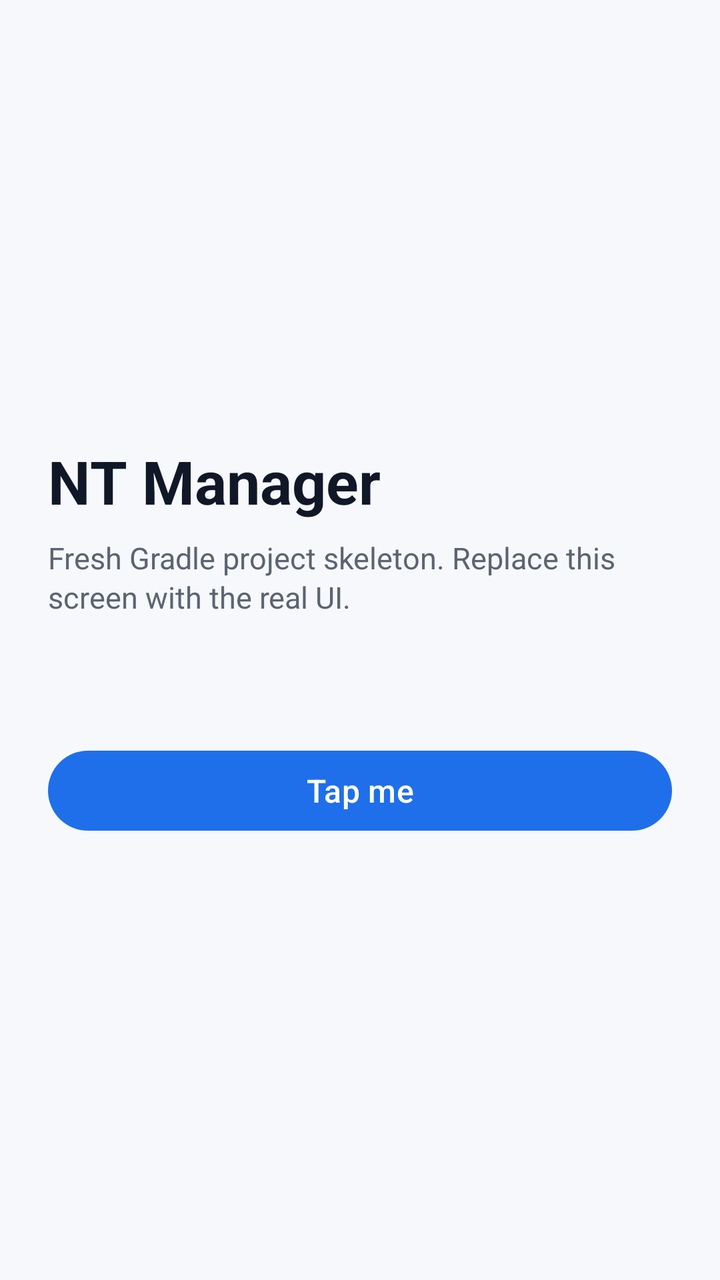
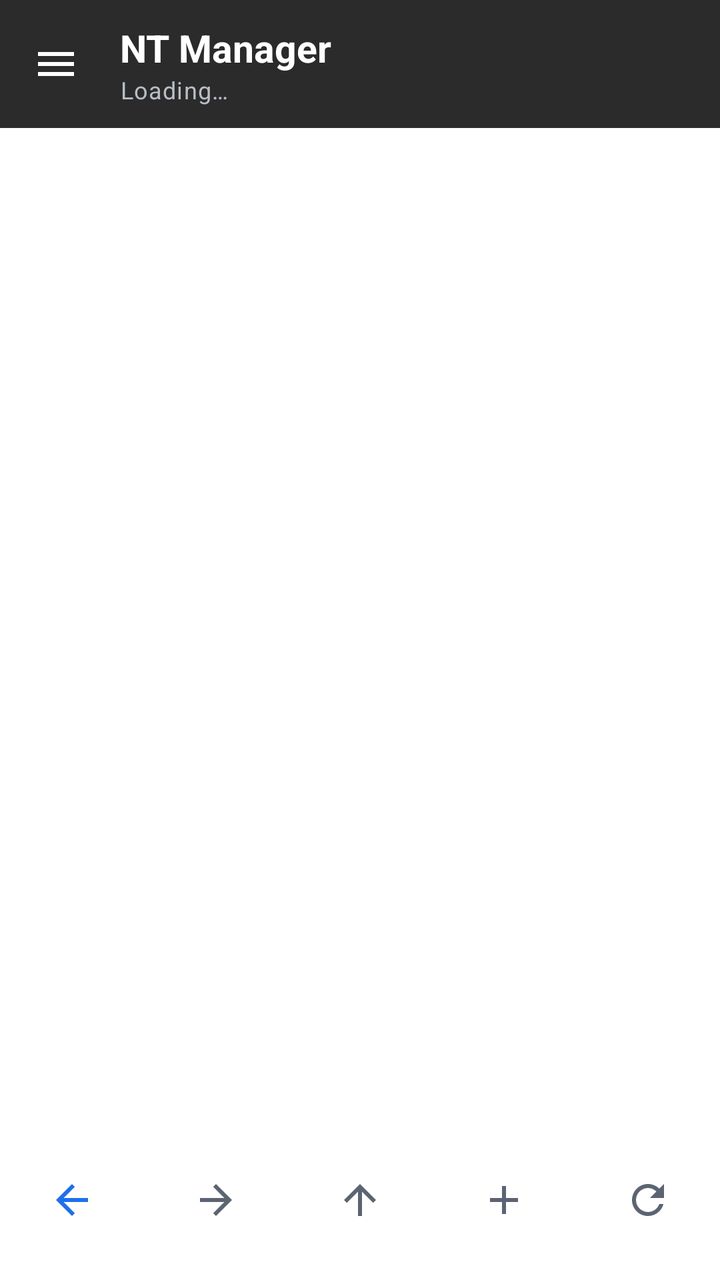

Compare the two renders of this Android layout. The source of the first and the diff that turns it into the second are given below.
<!-- AndroidManifest.xml: activity theme Theme.NTManager -->
<!-- res/layout/activity_main.xml -->
<?xml version="1.0" encoding="utf-8"?>
<ScrollView xmlns:android="http://schemas.android.com/apk/res/android"
    android:id="@+id/root"
    android:layout_width="match_parent"
    android:layout_height="match_parent"
    android:background="@color/screen_background"
    android:fillViewport="true">

    <LinearLayout
        android:layout_width="match_parent"
        android:layout_height="wrap_content"
        android:gravity="center_vertical"
        android:orientation="vertical"
        android:padding="24dp">

        <TextView
            android:id="@+id/text_title"
            android:layout_width="wrap_content"
            android:layout_height="wrap_content"
            android:text="@string/app_name"
            android:textColor="@color/text_primary"
            android:textSize="30sp"
            android:textStyle="bold" />

        <TextView
            android:id="@+id/text_subtitle"
            android:layout_width="match_parent"
            android:layout_height="wrap_content"
            android:layout_marginTop="8dp"
            android:lineSpacingExtra="2dp"
            android:text="@string/welcome_message"
            android:textColor="@color/text_secondary"
            android:textSize="15sp" />

        <TextView
            android:id="@+id/text_counter"
            android:layout_width="match_parent"
            android:layout_height="wrap_content"
            android:layout_marginTop="28dp"
            android:textColor="@color/text_primary"
            android:textSize="17sp"
            android:textStyle="bold" />

        <com.google.android.material.button.MaterialButton
            android:id="@+id/button_action"
            android:layout_width="match_parent"
            android:layout_height="wrap_content"
            android:layout_marginTop="12dp"
            android:text="@string/action_tap"
            android:textAllCaps="false"
            android:textSize="16sp" />

    </LinearLayout>

</ScrollView>
<!-- resources referenced by this layout -->
<resources>
  <color name="screen_background">#F6F8FB</color>
  <color name="text_primary">#101828</color>
  <color name="text_secondary">#5B6472</color>
  <string name="action_tap">Tap me</string>
  <string name="app_name">NT Manager</string>
  <string name="welcome_message">Fresh Gradle project skeleton. Replace this screen with the real UI.</string>
  <style name="Theme.NTManager" parent="Theme.Material3.DayNight.NoActionBar">
          <item name="colorPrimary">@color/brand_primary</item>
          <item name="colorPrimaryContainer">@color/brand_primary_dark</item>
      </style>
  <color name="brand_primary">#1F6FEB</color>
  <color name="brand_primary_dark">#0B4FCB</color>
</resources>

<!-- the commit's change to res/layout/activity_main.xml (unified diff, before → after) -->
@@ -1,55 +1,56 @@
 <?xml version="1.0" encoding="utf-8"?>
-<ScrollView xmlns:android="http://schemas.android.com/apk/res/android"
+<androidx.constraintlayout.widget.ConstraintLayout xmlns:android="http://schemas.android.com/apk/res/android"
+    xmlns:app="http://schemas.android.com/apk/res-auto"
     android:id="@+id/root"
     android:layout_width="match_parent"
     android:layout_height="match_parent"
-    android:background="@color/screen_background"
-    android:fillViewport="true">
+    android:background="@color/screen_background">
 
-    <LinearLayout
-        android:layout_width="match_parent"
+    <com.google.android.material.appbar.AppBarLayout
+        android:id="@+id/app_bar"
+        android:layout_width="0dp"
         android:layout_height="wrap_content"
-        android:gravity="center_vertical"
-        android:orientation="vertical"
-        android:padding="24dp">
+        android:background="@color/app_bar_background"
+        app:elevation="2dp"
+        app:layout_constraintEnd_toEndOf="parent"
+        app:layout_constraintStart_toStartOf="parent"
+        app:layout_constraintTop_toTopOf="parent">
 
-        <TextView
-            android:id="@+id/text_title"
-            android:layout_width="wrap_content"
-            android:layout_height="wrap_content"
-            android:text="@string/app_name"
-            android:textColor="@color/text_primary"
-            android:textSize="30sp"
-            android:textStyle="bold" />
+        <com.google.android.material.appbar.MaterialToolbar
+            android:id="@+id/toolbar"
+            android:layout_width="match_parent"
+            android:layout_height="?attr/actionBarSize"
+            android:background="@color/app_bar_background"
+            app:navigationContentDescription="@string/cd_navigation"
+            app:navigationIcon="@drawable/ic_menu"
+            app:navigationIconTint="@color/app_bar_title"
+            app:subtitle="@string/loading"
+            app:subtitleTextAppearance="@style/TextAppearance.NTManager.ToolbarSubtitle"
+            app:subtitleTextColor="@color/app_bar_subtitle"
+            app:title="@string/app_name"
+            app:titleTextAppearance="@style/TextAppearance.NTManager.ToolbarTitle"
+            app:titleTextColor="@color/app_bar_title" />
+    </com.google.android.material.appbar.AppBarLayout>
 
-        <TextView
-            android:id="@+id/text_subtitle"
-            android:layout_width="match_parent"
-            android:layout_height="wrap_content"
-            android:layout_marginTop="8dp"
-            android:lineSpacingExtra="2dp"
-            android:text="@string/welcome_message"
-            android:textColor="@color/text_secondary"
-            android:textSize="15sp" />
+    <androidx.fragment.app.FragmentContainerView
+        android:id="@+id/panes_container"
+        android:layout_width="0dp"
+        android:layout_height="0dp"
+        app:layout_constraintBottom_toTopOf="@id/bottom_actions"
+        app:layout_constraintEnd_toEndOf="parent"
+        app:layout_constraintStart_toStartOf="parent"
+        app:layout_constraintTop_toBottomOf="@id/app_bar" />
 
-        <TextView
-            android:id="@+id/text_counter"
-            android:layout_width="match_parent"
-            android:layout_height="wrap_content"
-            android:layout_marginTop="28dp"
-            android:textColor="@color/text_primary"
-            android:textSize="17sp"
-            android:textStyle="bold" />
-
-        <com.google.android.material.button.MaterialButton
-            android:id="@+id/button_action"
-            android:layout_width="match_parent"
-            android:layout_height="wrap_content"
-            android:layout_marginTop="12dp"
-            android:text="@string/action_tap"
-            android:textAllCaps="false"
-            android:textSize="16sp" />
-
-    </LinearLayout>
-
-</ScrollView>
+    <com.google.android.material.bottomnavigation.BottomNavigationView
+        android:id="@+id/bottom_actions"
+        android:layout_width="0dp"
+        android:layout_height="wrap_content"
+        android:background="@color/bottom_nav_background"
+        app:elevation="8dp"
+        app:itemIconTint="@color/bottom_nav_tint"
+        app:labelVisibilityMode="unlabeled"
+        app:layout_constraintBottom_toBottomOf="parent"
+        app:layout_constraintEnd_toEndOf="parent"
+        app:layout_constraintStart_toStartOf="parent"
+        app:menu="@menu/menu_bottom_actions" />
+</androidx.constraintlayout.widget.ConstraintLayout>
<!-- resource entries referenced after the edit -->
@@ -1,14 +1,34 @@
 <!-- resources referenced by this layout -->
 <resources>
-  <color name="screen_background">#F6F8FB</color>
-  <color name="text_primary">#101828</color>
-  <color name="text_secondary">#5B6472</color>
-  <string name="action_tap">Tap me</string>
+  <color name="app_bar_background">#2B2B2B</color>
+  <color name="app_bar_subtitle">#B9BEC6</color>
+  <color name="app_bar_title">#FFFFFF</color>
+  <color name="bottom_nav_background">#FFFFFF</color>
+  <color name="screen_background">#FFFFFF</color>
+  <!-- drawable ic_menu (drawable) -->
+  <vector xmlns:android="http://schemas.android.com/apk/res/android"
+      android:width="24dp"
+      android:height="24dp"
+      android:viewportWidth="24"
+      android:viewportHeight="24">
+      <path
+          android:fillColor="#FF000000"
+          android:pathData="M3,6h18v2H3V6zM3,11h18v2H3V11zM3,16h18v2H3V16z" />
+  </vector>
   <string name="app_name">NT Manager</string>
-  <string name="welcome_message">Fresh Gradle project skeleton. Replace this screen with the real UI.</string>
+  <string name="cd_navigation">Navigation</string>
+  <string name="loading">Loading…</string>
+  <style name="TextAppearance.NTManager.ToolbarSubtitle" parent="TextAppearance.Material3.BodySmall">
+          <item name="android:textSize">12sp</item>
+      </style>
+  <style name="TextAppearance.NTManager.ToolbarTitle" parent="TextAppearance.Material3.TitleLarge">
+          <item name="android:textSize">19sp</item>
+          <item name="android:textStyle">bold</item>
+      </style>
   <style name="Theme.NTManager" parent="Theme.Material3.DayNight.NoActionBar">
           <item name="colorPrimary">@color/brand_primary</item>
           <item name="colorPrimaryContainer">@color/brand_primary_dark</item>
+          <item name="android:windowBackground">@color/screen_background</item>
       </style>
   <color name="brand_primary">#1F6FEB</color>
   <color name="brand_primary_dark">#0B4FCB</color>
